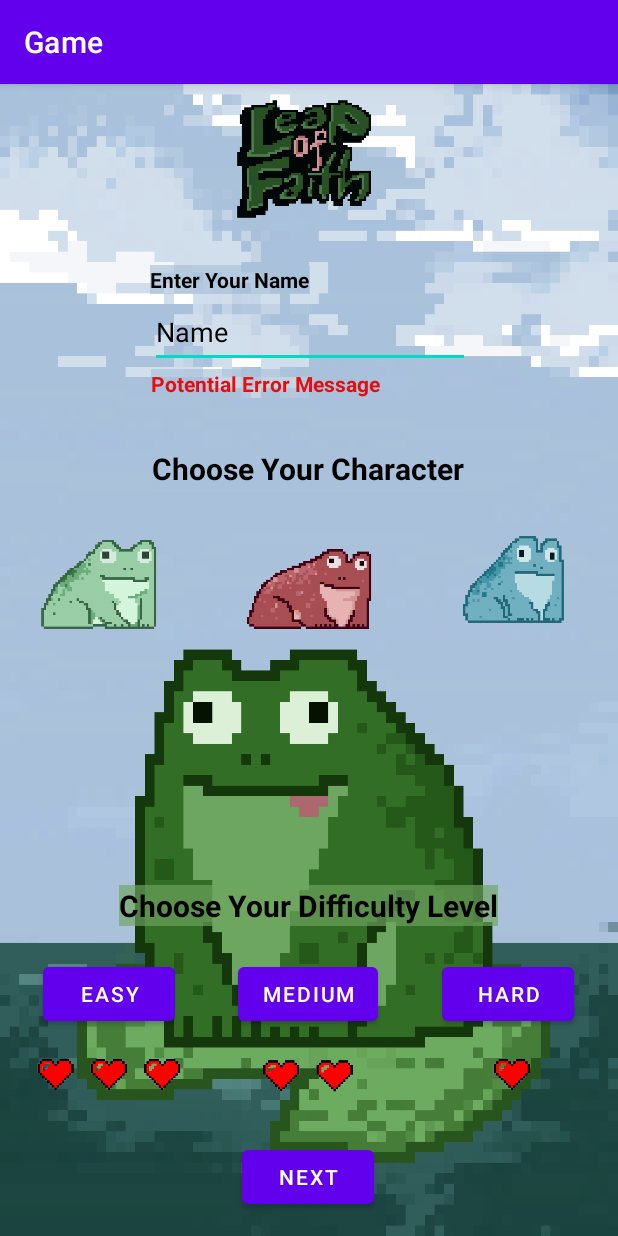
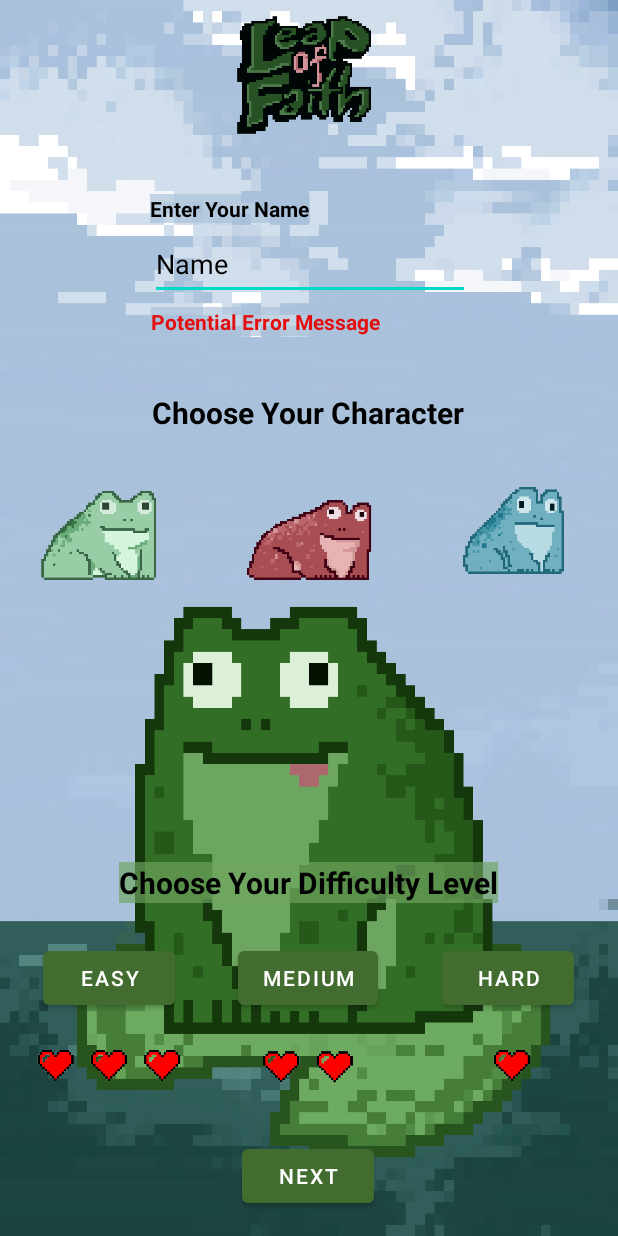
Before and after one commit to CalebGeb1209/Frogger, an Android app: the screen it shows after launch (ConfigScreen), on a phone screen of 412 x 824 dp. Run offline under Robolectric (Android 15) with nearby library versions, the phone set to English and light mode, and no system bars.

Commit message:
Change button colors

```diff
--- a/app/src/main/res/values/colors.xml
+++ b/app/src/main/res/values/colors.xml
@@ -1,8 +1,8 @@
 <?xml version="1.0" encoding="utf-8"?>
 <resources>
     <color name="purple_200">#FFBB86FC</color>
-    <color name="purple_500">#FF6200EE</color>
-    <color name="purple_700">#FF3700B3</color>
+    <color name="purple_500">#426C30</color>
+    <color name="purple_700">#426C30</color>
     <color name="teal_200">#FF03DAC5</color>
     <color name="teal_700">#FF018786</color>
     <color name="black">#FF000000</color>
--- a/app/src/main/res/values/themes.xml
+++ b/app/src/main/res/values/themes.xml
@@ -1,6 +1,6 @@
 <resources xmlns:tools="http://schemas.android.com/tools">
     <!-- Base application theme. -->
-    <style name="Theme.Game" parent="Theme.MaterialComponents.DayNight.DarkActionBar">
+    <style name="Theme.Game" parent="Theme.MaterialComponents.DayNight.NoActionBar">
         <!-- Primary brand color. -->
         <item name="colorPrimary">@color/purple_500</item>
         <item name="colorPrimaryVariant">@color/purple_700</item>
```
